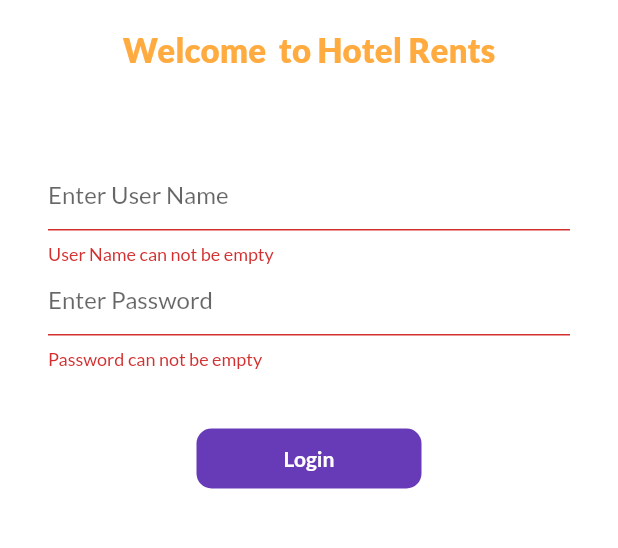
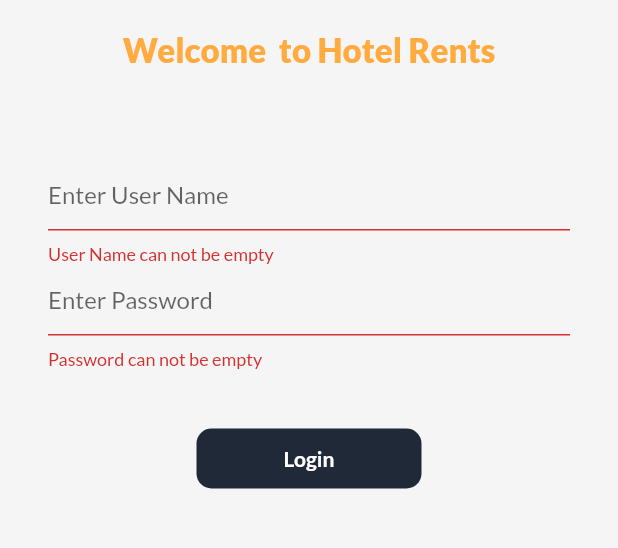
Before and after one commit to imranhss/Flutter-Project, a Flutter app: the screen it shows after launch, after a tap on "Login", on a phone screen of 412 x 824 dp, the part 197-745 px from its top. Run offline on Flutter 3.47's test engine with Material 2 defaults, Android fonts, the phone set to English and light mode, and no system bars; our stand-ins replace google_fonts, velocity_x; network calls fail; key blocks and very long unbroken strings in the code were emptied for the run.

Commit message:
end class 10

```diff
--- a/E_Commerce/lib/main.dart
+++ b/E_Commerce/lib/main.dart
@@ -17,7 +17,7 @@ class MyApp extends StatelessWidget {
     return MaterialApp(
         debugShowCheckedModeBanner: false,
 
-      themeMode: ThemeMode.light,
+      themeMode: ThemeMode.system,
       theme: MyThemes.lightTheme(context),
       darkTheme: MyThemes.darkTheme(context),
 
--- a/E_Commerce/lib/pages/home_page.dart
+++ b/E_Commerce/lib/pages/home_page.dart
@@ -1,14 +1,15 @@
 import 'package:e_commerce/util/route.dart';
 import 'package:e_commerce/widget/drawer.dart';
 import 'package:e_commerce/pages/home_detail_page.dart';
-import 'package:e_commerce/widget/item_widget.dart';
+import 'package:e_commerce/widget/home_widget/catalog_header.dart';
+import 'package:e_commerce/widget/home_widget/catalog_list.dart';
 import 'package:flutter/cupertino.dart';
 import 'package:flutter/material.dart';
 import 'package:flutter/services.dart';
 import '../models/catalog.dart';
 import 'dart:convert';
 import "package:velocity_x/velocity_x.dart";
-import 'package:e_commerce/widget/themes.dart';
+
 
 class HomePage extends StatefulWidget {
   @override
@@ -46,11 +47,14 @@ class _HomePageState extends State<HomePage> {
     // final dummyList=List.generate(20, (index) => CatalogModel().items[0]);
 
     return Scaffold(
-        backgroundColor: MyThemes.creamColor,
+        backgroundColor: context.canvasColor,
         floatingActionButton: FloatingActionButton(
-          backgroundColor: MyThemes.darkBluish,
+          backgroundColor: context.theme.buttonColor,
+
           onPressed: ()=>Navigator.pushNamed(context, MyRoute.cartRoute),
-          child: Icon(CupertinoIcons.cart),
+          child: Icon(
+            CupertinoIcons.cart, color: Colors.white,
+          ),
         ),
         appBar: AppBar(
           title: Text("Hotel Rents"),
@@ -72,106 +76,3 @@ class _HomePageState extends State<HomePage> {
         ));
   }
 }
-
-class CatalogHeader extends StatelessWidget {
-  const CatalogHeader({Key? key}) : super(key: key);
-
-  @override
-  Widget build(BuildContext context) {
-    return Column(
-      crossAxisAlignment: CrossAxisAlignment.start,
-      children: [
-        "Catalaog App".text.xl5.bold.color(MyThemes.darkBluish).make(),
-        "Trending Products".text.xl2.bold.color(MyThemes.darkBluish).make(),
-      ],
-    );
-  }
-}
-
-class CatalogList extends StatelessWidget {
-  const CatalogList({Key? key}) : super(key: key);
-
-  @override
-  Widget build(BuildContext context) {
-    return ListView.builder(
-      shrinkWrap: true,
-      itemCount: CatalogModel.item.length,
-      itemBuilder: (context, index) {
-        final catalog = CatalogModel.item[index];
-        return InkWell(
-          onTap: () => Navigator.push(
-              context,
-              MaterialPageRoute(
-                  builder: (context) => HomeDetailPage(catalog: catalog))),
-          child: CatalogItem(catalog: catalog),
-        );
-      },
-    );
-  }
-}
-
-class CatalogItem extends StatelessWidget {
-  final Item catalog;
-
-  const CatalogItem({Key? key, required this.catalog})
-      : assert(catalog != null),
-        super(key: key);
-
-  @override
-  Widget build(BuildContext context) {
-    return VxBox(
-      child: Row(
-        children: [
-          Hero(
-              tag: Key(catalog.id.toString()),
-              child: CatalogImage(image: catalog.image)),
-          Expanded(
-              child: Column(
-            crossAxisAlignment: CrossAxisAlignment.start,
-            mainAxisAlignment: MainAxisAlignment.center,
-            children: [
-              catalog.name.text.xl2.color(MyThemes.darkBluish).bold.make(),
-              catalog.desc.text.textStyle(context.captionStyle).make(),
-              10.heightBox,
-              ButtonBar(
-                alignment: MainAxisAlignment.spaceBetween,
-                buttonPadding: Vx.mOnly(right: 16),
-                children: [
-                  "Price \$ ${catalog.price}"
-                      .text
-                      .xl2
-                      .color(MyThemes.darkBluish)
-                      .make(),
-                  ElevatedButton(
-                    onPressed: () => {print(catalog.name)},
-                    style: ButtonStyle(
-                        shape: MaterialStateProperty.all(StadiumBorder())),
-                    child: "Add To Cart".text.make(),
-                  )
-                ],
-              ).pOnly(right: 8.0),
-            ],
-          ))
-        ],
-      ),
-    ).white.rounded.square(150).make().py16();
-  }
-}
-
-class CatalogImage extends StatelessWidget {
-  final String image;
-
-  const CatalogImage({Key? key, required this.image}) : super(key: key);
-
-  @override
-  Widget build(BuildContext context) {
-    return Image.network(image)
-        .box
-        .rounded
-        .p8
-        .color(MyThemes.creamColor)
-        .make()
-        .py16()
-        .w32(context);
-  }
-}
--- a/E_Commerce/lib/pages/login_page.dart
+++ b/E_Commerce/lib/pages/login_page.dart
@@ -1,5 +1,6 @@
 import 'package:e_commerce/util/route.dart';
 import 'package:flutter/material.dart';
+import "package:velocity_x/velocity_x.dart";
 
 class LoginPage extends StatefulWidget {
   @override
@@ -30,7 +31,7 @@ class _LoginPageState extends State<LoginPage> {
   @override
   Widget build(BuildContext context) {
     return Material(
-      color: Colors.white,
+      color: context.canvasColor,
       child: SingleChildScrollView(
         child: Form(
           key: _formKey,
@@ -119,7 +120,7 @@ class _LoginPageState extends State<LoginPage> {
                         ),
 
                         decoration: BoxDecoration(
-                          color: Colors.deepPurple,
+                          color: context.theme.buttonColor,
                           borderRadius:
                           BorderRadius.circular(changeButton ? 50 : 10),
                         ),
--- /dev/null
+++ b/E_Commerce/lib/widget/home_widget/catalog_header.dart
@@ -0,0 +1,16 @@
+import 'package:flutter/material.dart';
+import 'package:e_commerce/widget/themes.dart';
+import 'package:velocity_x/velocity_x.dart';
+
+class CatalogHeader extends StatelessWidget {
+  @override
+  Widget build(BuildContext context) {
+    return Column(
+      crossAxisAlignment: CrossAxisAlignment.start,
+      children: [
+        "Catalog App".text.xl5.bold.color(context.theme.accentColor).make(),
+        "Trending products".text.xl2.make(),
+      ],
+    );
+  }
+}
--- a/E_Commerce/lib/widget/themes.dart
+++ b/E_Commerce/lib/widget/themes.dart
@@ -1,10 +1,15 @@
 import 'package:flutter/material.dart';
 import 'package:google_fonts/google_fonts.dart';
+import "package:velocity_x/velocity_x.dart";
 
-class MyThemes{
-  static ThemeData  lightTheme(BuildContext context) => ThemeData(
+class MyThemes {
+  static ThemeData lightTheme(BuildContext context) => ThemeData(
         primarySwatch: Colors.deepPurple,
         fontFamily: GoogleFonts.lato().fontFamily,
+        cardColor: Colors.white,
+        canvasColor: creamColor,
+        buttonColor: darkBluish,
+        accentColor: darkBluish,
         appBarTheme: AppBarTheme(
           color: Colors.white,
           elevation: 0.0,
@@ -13,17 +18,34 @@ class MyThemes{
           ),
           titleTextStyle: TextStyle(
             color: Colors.black,
+          ),
+        ),
+// primaryTextTheme: GoogleFonts.latoTextTheme(),
+      );
 
+  static ThemeData darkTheme(BuildContext context) => ThemeData(
+    brightness: Brightness.dark,
+        primarySwatch: Colors.deepPurple,
+        fontFamily: GoogleFonts.lato().fontFamily,
+        cardColor: Colors.black,
+        canvasColor: darkCreamColor,
+        buttonColor: lightkBluish,
+        accentColor: Colors.white,
+        appBarTheme: AppBarTheme(
+          color: Colors.white,
+          elevation: 0.0,
+          iconTheme: IconThemeData(
+            color: Colors.black,
           ),
-),
+          titleTextStyle: TextStyle(
+            color: Colors.black,
+          ),
+        ),
 // primaryTextTheme: GoogleFonts.latoTextTheme(),
-);
+      );
 
-  static ThemeData darkTheme(BuildContext context)  => ThemeData(
-    brightness: Brightness.dark
-  );
-
-  static Color creamColor=Color(0xfff5f5f5);
-  static Color darkBluish=Color(0xff403b58);
-
+  static Color creamColor = Color(0xfff5f5f5);
+  static Color darkBluish = Vx.gray800;
+  static Color lightkBluish = Vx.indigo500;
+  static Color darkCreamColor = Color(0xff403b58);
 }
```
Also changed, not shown: E_Commerce/lib/pages/home_detail_page.dart (+5 -4 lines), E_Commerce/lib/widget/home_widget/catalog_image.dart (added, +14 -0 lines), E_Commerce/lib/widget/home_widget/catalog_list.dart (added, +80 -0 lines).
